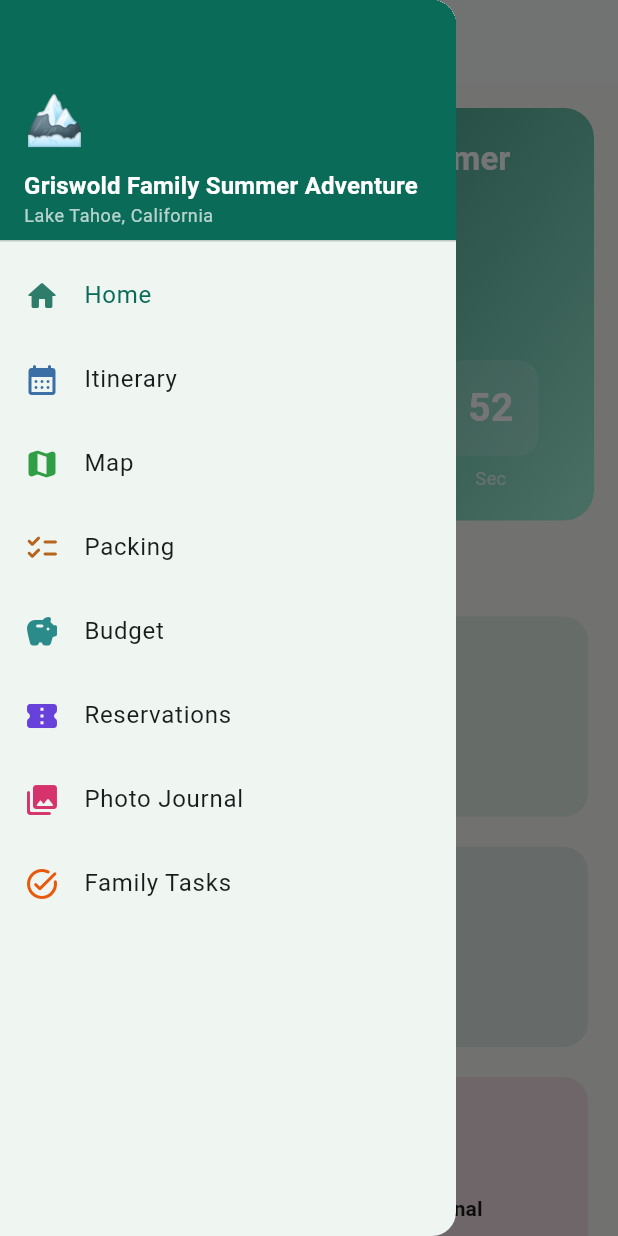
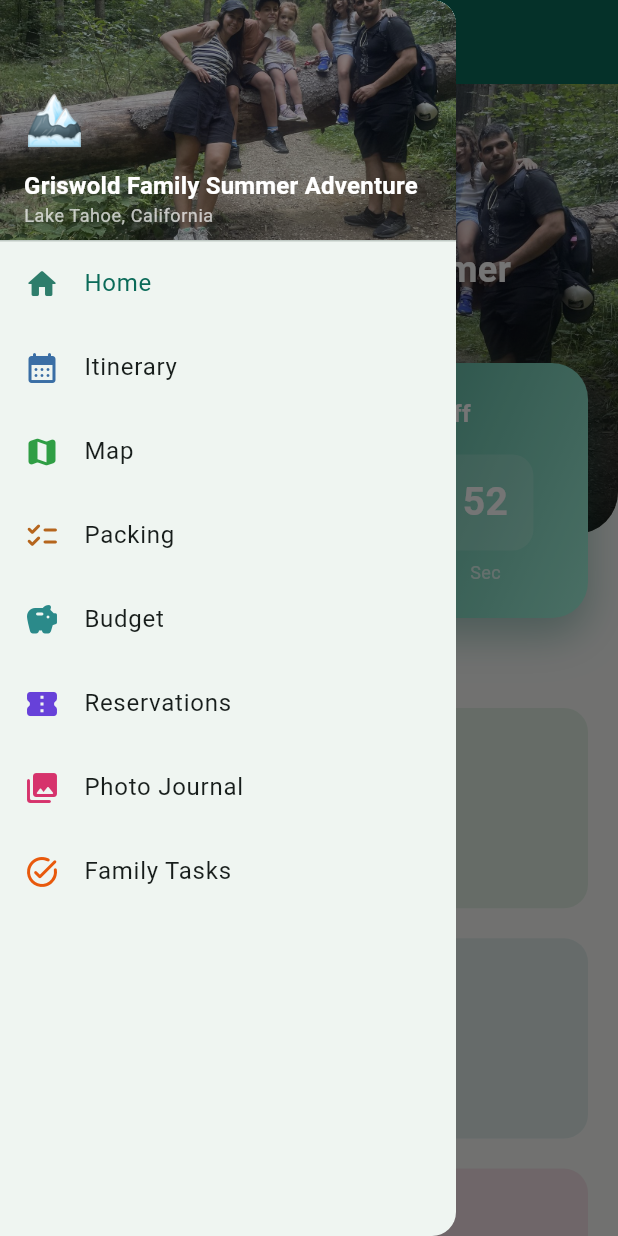
Before and after one commit to yomtovg1-sys/Family-trip-app, a Flutter app: the screen it shows after launch, with the side drawer open, on a phone screen of 412 x 824 dp. Run offline on Flutter 3.47's test engine with Material 3 defaults, Android fonts, the phone set to English and light mode, and no system bars; our stand-ins replace flutter_map, latlong2.

Commit message:
Redesign home screen with family photo hero and travel theme
Adds the family's hiking photo as a rounded, gradient-scrimmed hero
image at the top of the home screen, with a floating gradient card
overlapping it that shows the live countdown (or on-trip/completed
status). The nav drawer header now uses the same photo for visual
consistency across the app.

```diff
--- a/lib/screens/home_screen.dart
+++ b/lib/screens/home_screen.dart
@@ -1,6 +1,7 @@
 import 'package:flutter/material.dart';
 import 'package:intl/intl.dart';
 import 'package:provider/provider.dart';
+import '../models/trip.dart';
 import '../providers/trip_provider.dart';
 import '../widgets/app_drawer.dart';
 import '../widgets/app_section.dart';
@@ -9,106 +10,223 @@ import '../widgets/countdown_timer.dart';
 class HomeScreen extends StatelessWidget {
   const HomeScreen({super.key});
 
+  static const double _heroHeight = 300;
+  static const double _cardOverlap = 56;
+
   @override
   Widget build(BuildContext context) {
     final trip = context.watch<TripProvider>().trip;
-    final dateFormat = DateFormat('MMM d');
     final theme = Theme.of(context);
 
     return Scaffold(
-      appBar: AppBar(title: const Text('Family Trip Planner')),
+      appBar: AppBar(
+        title: const Text('Family Trip Planner'),
+        backgroundColor: theme.colorScheme.primary,
+        foregroundColor: Colors.white,
+        elevation: 0,
+      ),
       drawer: const AppDrawer(currentRoute: AppSection.homeRoute),
       body: ListView(
-        padding: const EdgeInsets.all(16),
+        padding: EdgeInsets.zero,
         children: [
-          Container(
-            padding: const EdgeInsets.all(20),
-            decoration: BoxDecoration(
-              gradient: LinearGradient(
-                begin: Alignment.topLeft,
-                end: Alignment.bottomRight,
-                colors: [theme.colorScheme.primary, theme.colorScheme.primaryContainer],
+          Stack(
+            clipBehavior: Clip.none,
+            children: [
+              SizedBox(
+                height: _heroHeight,
+                width: double.infinity,
+                child: _HeroPhoto(trip: trip),
               ),
-              borderRadius: BorderRadius.circular(20),
-            ),
+              Positioned(
+                left: 20,
+                right: 20,
+                bottom: -_cardOverlap,
+                child: _TripStatusCard(trip: trip),
+              ),
+            ],
+          ),
+          Padding(
+            padding: const EdgeInsets.fromLTRB(16, _cardOverlap + 20, 16, 16),
             child: Column(
               crossAxisAlignment: CrossAxisAlignment.start,
               children: [
+                Text('Quick Access', style: theme.textTheme.titleMedium),
+                const SizedBox(height: 12),
+                GridView.count(
+                  crossAxisCount: 2,
+                  shrinkWrap: true,
+                  physics: const NeverScrollableScrollPhysics(),
+                  mainAxisSpacing: 12,
+                  crossAxisSpacing: 12,
+                  childAspectRatio: 1.3,
+                  children: [
+                    for (final section in AppSection.quickAccess)
+                      _QuickAccessCard(
+                        section: section,
+                        onTap: () => Navigator.of(context).pushNamed(section.route),
+                      ),
+                  ],
+                ),
+              ],
+            ),
+          ),
+        ],
+      ),
+    );
+  }
+}
+
+class _HeroPhoto extends StatelessWidget {
+  final Trip trip;
+
+  const _HeroPhoto({required this.trip});
+
+  @override
+  Widget build(BuildContext context) {
+    final dateFormat = DateFormat('MMM d');
+
+    return ClipRRect(
+      borderRadius: const BorderRadius.vertical(bottom: Radius.circular(28)),
+      child: Stack(
+        fit: StackFit.expand,
+        children: [
+          Image.asset('assets/images/family_hero.jpg', fit: BoxFit.cover),
+          const DecoratedBox(
+            decoration: BoxDecoration(
+              gradient: LinearGradient(
+                begin: Alignment.topCenter,
+                end: Alignment.bottomCenter,
+                colors: [Colors.transparent, Colors.black87],
+                stops: [0.35, 1.0],
+              ),
+            ),
+          ),
+          Positioned(
+            left: 20,
+            right: 20,
+            bottom: 76,
+            child: Column(
+              crossAxisAlignment: CrossAxisAlignment.start,
+              mainAxisSize: MainAxisSize.min,
+              children: [
                 Row(
                   children: [
-                    Text(trip.heroEmoji, style: const TextStyle(fontSize: 36)),
-                    const SizedBox(width: 12),
+                    Text(trip.heroEmoji, style: const TextStyle(fontSize: 30)),
+                    const SizedBox(width: 8),
                     Expanded(
-                      child: Column(
-                        crossAxisAlignment: CrossAxisAlignment.start,
-                        children: [
-                          Text(
-                            trip.name,
-                            style: theme.textTheme.titleLarge?.copyWith(
-                              color: Colors.white,
-                              fontWeight: FontWeight.bold,
-                            ),
-                          ),
-                          Text(
-                            trip.destination,
-                            style: theme.textTheme.bodyMedium?.copyWith(color: Colors.white70),
-                          ),
-                        ],
+                      child: Text(
+                        trip.name,
+                        style: const TextStyle(
+                          color: Colors.white,
+                          fontSize: 24,
+                          fontWeight: FontWeight.bold,
+                          shadows: [Shadow(blurRadius: 8, color: Colors.black45)],
+                        ),
                       ),
+                    ),
+                  ],
+                ),
+                const SizedBox(height: 6),
+                Row(
+                  children: [
+                    const Icon(Icons.location_on, color: Colors.white70, size: 16),
+                    const SizedBox(width: 4),
+                    Text(
+                      trip.destination,
+                      style: const TextStyle(color: Colors.white70, fontSize: 14),
                     ),
                   ],
                 ),
                 const SizedBox(height: 4),
                 Text(
                   '${dateFormat.format(trip.startDate)} - ${dateFormat.format(trip.endDate)} · ${trip.durationInDays} days',
-                  style: theme.textTheme.bodySmall?.copyWith(color: Colors.white70),
+                  style: const TextStyle(color: Colors.white70, fontSize: 13),
                 ),
-                const SizedBox(height: 20),
-                if (trip.hasEnded)
-                  const Center(
-                    child: Text(
-                      'What a trip! 🎉',
-                      style: TextStyle(color: Colors.white, fontSize: 18),
-                    ),
-                  )
-                else if (trip.hasStarted)
-                  Center(
-                    child: Text(
-                      'You\'re on the trip! 🏕️',
-                      style: theme.textTheme.titleMedium?.copyWith(color: Colors.white),
-                    ),
-                  )
-                else ...[
-                  Text(
-                    'Counting down to takeoff',
-                    style: theme.textTheme.bodyMedium?.copyWith(color: Colors.white70),
-                  ),
-                  const SizedBox(height: 12),
-                  CountdownTimer(target: trip.startDate),
-                ],
               ],
             ),
           ),
-          const SizedBox(height: 24),
-          Text('Quick Access', style: theme.textTheme.titleMedium),
-          const SizedBox(height: 12),
-          GridView.count(
-            crossAxisCount: 2,
-            shrinkWrap: true,
-            physics: const NeverScrollableScrollPhysics(),
-            mainAxisSpacing: 12,
-            crossAxisSpacing: 12,
-            childAspectRatio: 1.3,
-            children: [
-              for (final section in AppSection.quickAccess)
-                _QuickAccessCard(
-                  section: section,
-                  onTap: () => Navigator.of(context).pushNamed(section.route),
-                ),
-            ],
+        ],
+      ),
+    );
+  }
+}
+
+class _TripStatusCard extends StatelessWidget {
+  final Trip trip;
+
+  const _TripStatusCard({required this.trip});
+
+  @override
+  Widget build(BuildContext context) {
+    final theme = Theme.of(context);
+
+    return Container(
+      padding: const EdgeInsets.all(22),
+      decoration: BoxDecoration(
+        gradient: LinearGradient(
+          begin: Alignment.topLeft,
+          end: Alignment.bottomRight,
+          colors: [theme.colorScheme.primary, theme.colorScheme.primaryContainer],
+        ),
+        borderRadius: BorderRadius.circular(24),
+        boxShadow: [
+          BoxShadow(
+            color: theme.colorScheme.primary.withValues(alpha: 0.35),
+            blurRadius: 24,
+            offset: const Offset(0, 12),
           ),
         ],
       ),
+      child: _buildContent(context),
+    );
+  }
+
+  Widget _buildContent(BuildContext context) {
+    if (trip.hasEnded) {
+      return const _StatusHeadline(icon: Icons.emoji_events, text: 'What a trip! 🎉');
+    }
+    if (trip.hasStarted) {
+      final dayNumber = (DateTime.now().difference(trip.startDate).inDays + 1)
+          .clamp(1, trip.durationInDays);
+      return Column(
+        children: [
+          const _StatusHeadline(icon: Icons.hiking, text: "You're on the trip!"),
+          const SizedBox(height: 8),
+          Text(
+            'Day $dayNumber of ${trip.durationInDays}',
+            style: const TextStyle(color: Colors.white70, fontSize: 14),
+          ),
+        ],
+      );
+    }
+    return Column(
+      children: [
+        const _StatusHeadline(icon: Icons.flight_takeoff, text: 'Counting down to takeoff'),
+        const SizedBox(height: 16),
+        CountdownTimer(target: trip.startDate),
+      ],
+    );
+  }
+}
+
+class _StatusHeadline extends StatelessWidget {
+  final IconData icon;
+  final String text;
+
+  const _StatusHeadline({required this.icon, required this.text});
+
+  @override
+  Widget build(BuildContext context) {
+    return Row(
+      mainAxisAlignment: MainAxisAlignment.center,
+      children: [
+        Icon(icon, color: Colors.white, size: 20),
+        const SizedBox(width: 8),
+        Text(
+          text,
+          style: const TextStyle(color: Colors.white, fontSize: 16, fontWeight: FontWeight.w600),
+        ),
+      ],
     );
   }
 }
--- a/lib/widgets/app_drawer.dart
+++ b/lib/widgets/app_drawer.dart
@@ -18,7 +18,14 @@ class AppDrawer extends StatelessWidget {
           padding: EdgeInsets.zero,
           children: [
             DrawerHeader(
-              decoration: BoxDecoration(color: Theme.of(context).colorScheme.primary),
+              margin: EdgeInsets.zero,
+              decoration: const BoxDecoration(
+                image: DecorationImage(
+                  image: AssetImage('assets/images/family_hero.jpg'),
+                  fit: BoxFit.cover,
+                  colorFilter: ColorFilter.mode(Colors.black45, BlendMode.darken),
+                ),
+              ),
               child: Column(
                 crossAxisAlignment: CrossAxisAlignment.start,
                 mainAxisAlignment: MainAxisAlignment.end,
--- a/pubspec.yaml
+++ b/pubspec.yaml
@@ -61,6 +61,9 @@ flutter:
   # the material Icons class.
   uses-material-design: true
 
+  assets:
+    - assets/images/
+
   # To add assets to your application, add an assets section, like this:
   # assets:
   #   - images/a_dot_burr.jpeg
```
Also changed, not shown: assets/images/family_hero.jpg (added).
